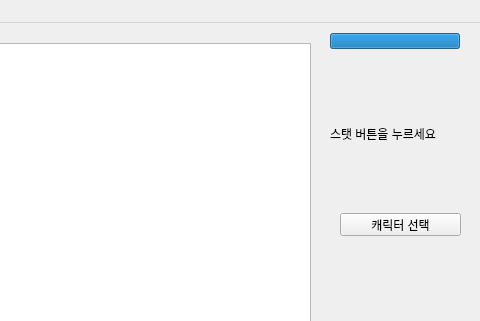
Qt form dungeon.ui (ralph0830/python-dungeon) before a commit; both pictures show x 160 to 640 and y 0 to 321 of the 640 by 480 pixel window.
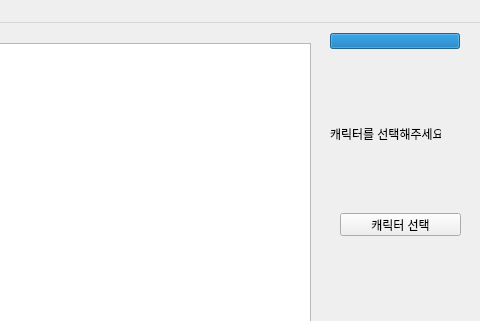
The same form after that commit. Icons and pictures are not drawn.

The edit to the form file:
```diff
--- a/dungeon.ui
+++ b/dungeon.ui
@@ -51,7 +51,7 @@
      <bool>false</bool>
     </property>
     <property name="text">
-     <string>스탯 버튼을 누르세요</string>
+     <string>캐릭터를 선택해주세요</string>
     </property>
     <property name="scaledContents">
      <bool>false</bool>
```
